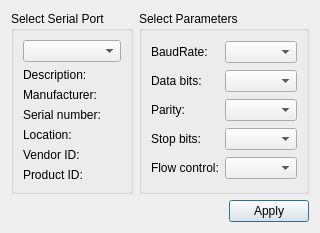
Before: the Qt Designer form source Qt/RocketGroundStation/settingsdialog.ui in axpaul/RocketGroundStation, drawn with Qt 5.
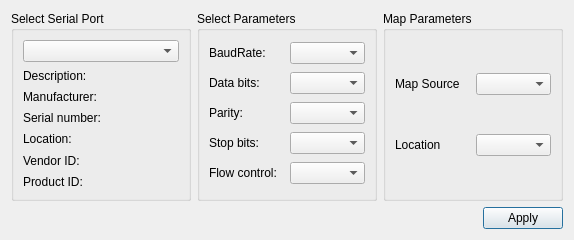
After: the same form once the commit is applied. Icons and pictures are not drawn.

Diff of the .ui file:
```diff
--- a/source Qt/RocketGroundStation/settingsdialog.ui
+++ b/source Qt/RocketGroundStation/settingsdialog.ui
@@ -6,8 +6,8 @@
    <rect>
     <x>0</x>
     <y>0</y>
-    <width>281</width>
-    <height>217</height>
+    <width>574</width>
+    <height>240</height>
    </rect>
   </property>
   <property name="windowTitle">
@@ -18,30 +18,6 @@
     <normaloff>:/iconeSerial/icone/settings.png</normaloff>:/iconeSerial/icone/settings.png</iconset>
   </property>
   <layout class="QGridLayout" name="gridLayout_3">
-   <item row="1" column="0" colspan="2">
-    <layout class="QHBoxLayout" name="horizontalLayout">
-     <item>
-      <spacer name="horizontalSpacer">
-       <property name="orientation">
-        <enum>Qt::Horizontal</enum>
-       </property>
-       <property name="sizeHint" stdset="0">
-        <size>
-         <width>96</width>
-         <height>20</height>
-        </size>
-       </property>
-      </spacer>
-     </item>
-     <item>
-      <widget class="QPushButton" name="applyButton">
-       <property name="text">
-        <string>Apply</string>
-       </property>
-      </widget>
-     </item>
-    </layout>
-   </item>
    <item row="0" column="0">
     <widget class="QGroupBox" name="selectBox">
      <property name="title">
@@ -155,6 +131,59 @@
      </layout>
     </widget>
    </item>
+   <item row="0" column="2">
+    <widget class="QGroupBox" name="gridGroupBox">
+     <property name="title">
+      <string>Map Parameters</string>
+     </property>
+     <layout class="QGridLayout" name="gridLayout_4">
+      <item row="0" column="1">
+       <widget class="QComboBox" name="mapSourceBox"/>
+      </item>
+      <item row="0" column="0">
+       <widget class="QLabel" name="mapSourceLabel">
+        <property name="text">
+         <string>Map Source</string>
+        </property>
+       </widget>
+      </item>
+      <item row="1" column="0">
+       <widget class="QLabel" name="mapLocationLabel">
+        <property name="text">
+         <string>Location</string>
+        </property>
+       </widget>
+      </item>
+      <item row="1" column="1">
+       <widget class="QComboBox" name="mapLocationBox"/>
+      </item>
+     </layout>
+    </widget>
+   </item>
+   <item row="1" column="0" colspan="3">
+    <layout class="QHBoxLayout" name="horizontalLayout">
+     <item>
+      <spacer name="horizontalSpacer">
+       <property name="orientation">
+        <enum>Qt::Horizontal</enum>
+       </property>
+       <property name="sizeHint" stdset="0">
+        <size>
+         <width>96</width>
+         <height>20</height>
+        </size>
+       </property>
+      </spacer>
+     </item>
+     <item>
+      <widget class="QPushButton" name="applyButton">
+       <property name="text">
+        <string>Apply</string>
+       </property>
+      </widget>
+     </item>
+    </layout>
+   </item>
   </layout>
  </widget>
  <resources>
```
